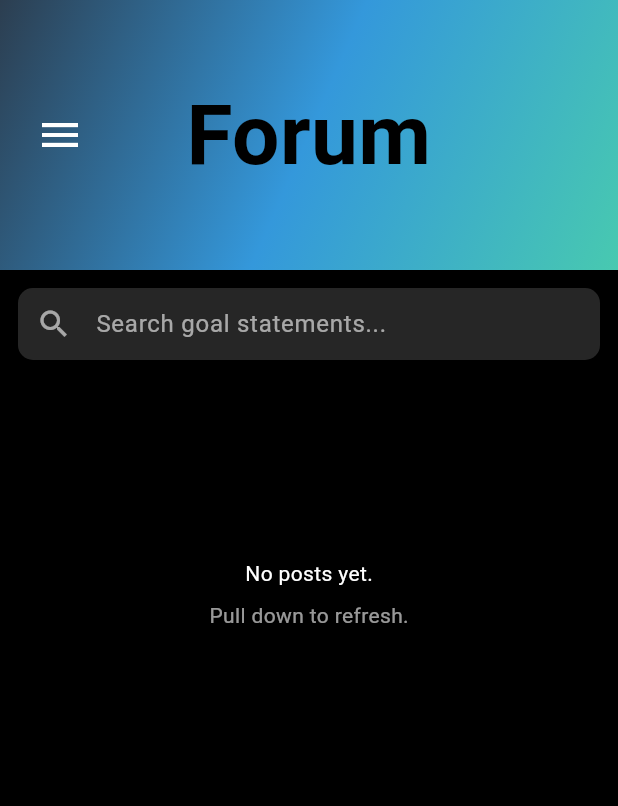
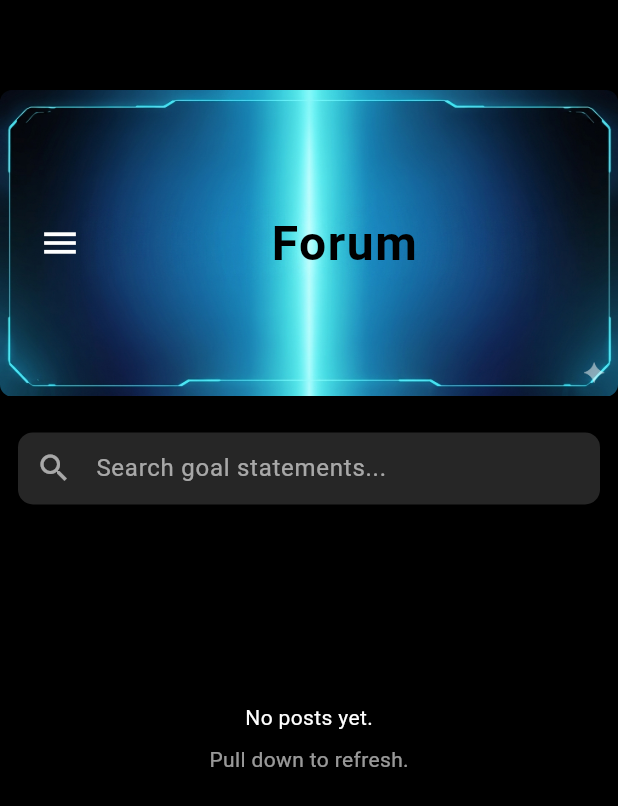
Before and after one commit to Mehedi259/Ally, a Flutter app: the Forum widget shown alone on an empty page, opened directly, on a phone screen of 412 x 824 dp. Shown: the top 806 px of the screen. Run offline on Flutter 3.47's test engine with Material 3 defaults, Android fonts, the phone set to English and light mode, and no system bars; our stand-ins replace cloud_firestore, firebase_auth, firebase_core, flutter_local_notifications, google_sign_in, sliding_up_panel and 1 more; accounts and stored records are empty.

Commit message:
feat: include archetype display names in bot notifications and redesign forum header with banner image

```diff
--- a/lib/firebase/firebase_bot_service.dart
+++ b/lib/firebase/firebase_bot_service.dart
@@ -55,16 +55,16 @@ class FirebaseBotService implements IBotService {
               : [archetype.id]);
 
     // Fetch all selected archetypes' messages
-    List<({String archetypeId, String message})> combinedMessages = [];
+    List<({String archetypeId, String displayName, String message})> combinedMessages = [];
     for (final id in archetypeIds) {
       final a = await getArchetype(id);
       if (a != null) {
-        combinedMessages.addAll(a.messages.map((m) => (archetypeId: id, message: m)));
+        combinedMessages.addAll(a.messages.map((m) => (archetypeId: id, displayName: a.displayName, message: m)));
       }
     }
     // If nothing fetched (edge case), fall back to the provided archetype
     if (combinedMessages.isEmpty) {
-      combinedMessages = archetype.messages.map((m) => (archetypeId: archetype.id, message: m)).toList();
+      combinedMessages = archetype.messages.map((m) => (archetypeId: archetype.id, displayName: archetype.displayName, message: m)).toList();
     }
 
     // Shuffle the combined message pool to prevent repetition
@@ -74,7 +74,7 @@ class FirebaseBotService implements IBotService {
     await ServiceLocator.localNotificationsService.cancelBotNotifications();
     await ServiceLocator.messageService.cancelFutureBotMessages(p.id);
 
-    // Compute 72-hour delay offset based on last activity
+    // Compute delay offset based on last activity
     final delayHours = _computeDelayHours(p.lastActivityAt);
 
     // Generate the schedule with the delay
@@ -101,7 +101,7 @@ class FirebaseBotService implements IBotService {
             (e) => (
               id: e.id,
               scheduledAt: e.scheduledAt,
-              title: '',
+              title: e.displayName, // Use archetype displayName instead of empty string
               body: e.message,
             ),
           )
@@ -163,9 +163,9 @@ class FirebaseBotService implements IBotService {
   static const int _botNotificationBaseId = 1000;
   static const int _maxNotifications = 60;
 
-  List<({int id, tz.TZDateTime scheduledAt, String message, String archetypeId})> _buildSchedule(
+  List<({int id, tz.TZDateTime scheduledAt, String displayName, String message, String archetypeId})> _buildSchedule(
     UserProfile profile,
-    List<({String archetypeId, String message})> messages, {
+    List<({String archetypeId, String displayName, String message})> messages, {
     int delayHours = 0,
   }) {
     final ianaTimezone =
@@ -176,7 +176,7 @@ class FirebaseBotService implements IBotService {
 
     final now = tz.TZDateTime.now(location);
 
-    final result = <({int id, tz.TZDateTime scheduledAt, String message, String archetypeId})>[];
+    final result = <({int id, tz.TZDateTime scheduledAt, String displayName, String message, String archetypeId})>[];
     int messageIndex = 0;
 
     // First message: schedule immediately (within next few seconds)
@@ -184,6 +184,7 @@ class FirebaseBotService implements IBotService {
     result.add((
       id: _botNotificationBaseId,
       scheduledAt: now.add(const Duration(seconds: 5)), // 5 seconds from now
+      displayName: firstMsg.displayName,
       message: firstMsg.message,
       archetypeId: firstMsg.archetypeId,
     ));
@@ -199,6 +200,7 @@ class FirebaseBotService implements IBotService {
       result.add((
         id: _botNotificationBaseId + count,
         scheduledAt: nextScheduledTime,
+        displayName: msg.displayName,
         message: msg.message,
         archetypeId: msg.archetypeId,
       ));
--- a/lib/forum.dart
+++ b/lib/forum.dart
@@ -68,44 +68,48 @@ class _ForumState extends State<Forum> {
 
   Widget _buildGradientHeader() {
     return Container(
+      margin: const EdgeInsets.only(top: 60, bottom: 12),
       width: double.infinity,
-      padding: const EdgeInsets.symmetric(vertical: 50),
-      decoration: const BoxDecoration(
-        gradient: LinearGradient(
-          begin: Alignment.topLeft,
-          end: Alignment.bottomRight,
-          colors: [
-            Color(0xFF2C3E50), // Dark blue
-            Color(0xFF3498DB), // Blue
-            Color(0xFF48C9B0), // Aquamarine/Cyan
-          ],
-        ),
-      ),
-      child: SafeArea(
-        child: Stack(
-          alignment: Alignment.center,
-          children: [
-            Align(
-              alignment: Alignment.centerLeft,
-              child: Padding(
-                padding: const EdgeInsets.only(left: 16.0),
-                child: IconButton(
-                  icon: const Icon(Icons.menu, color: Colors.white, size: 32),
-                  onPressed: () => appScaffoldKey.currentState?.openDrawer(),
+      child: Stack(
+        alignment: Alignment.center,
+        children: [
+          ClipRRect(
+            borderRadius: BorderRadius.circular(8),
+            child: Image.asset(
+              'assets/instruction banner.jpeg',
+              width: double.infinity,
+              fit: BoxFit.fitWidth,
+            ),
+          ),
+          Padding(
+            padding: const EdgeInsets.symmetric(horizontal: 16),
+            child: Row(
+              children: [
+                IconButton(
+                  icon: const Icon(
+                    Icons.menu,
+                    color: Colors.white,
+                    size: 28,
+                  ),
+                  onPressed: () =>
+                      appScaffoldKey.currentState?.openDrawer(),
                 ),
-              ),
+                const Expanded(
+                  child: Text(
+                    'Forum',
+                    style: TextStyle(
+                      color: Colors.black,
+                      fontSize: 32,
+                      fontWeight: FontWeight.bold,
+                      letterSpacing: 1.0,
+                    ),
+                    textAlign: TextAlign.center,
+                  ),
+                ),
+              ],
             ),
-            const Text(
-              'Forum',
-              style: TextStyle(
-                color: Colors.black,
-                fontSize: 56,
-                fontWeight: FontWeight.bold,
-              ),
-              textAlign: TextAlign.center,
-            ),
-          ],
-        ),
+          ),
+        ],
       ),
     );
   }
```
